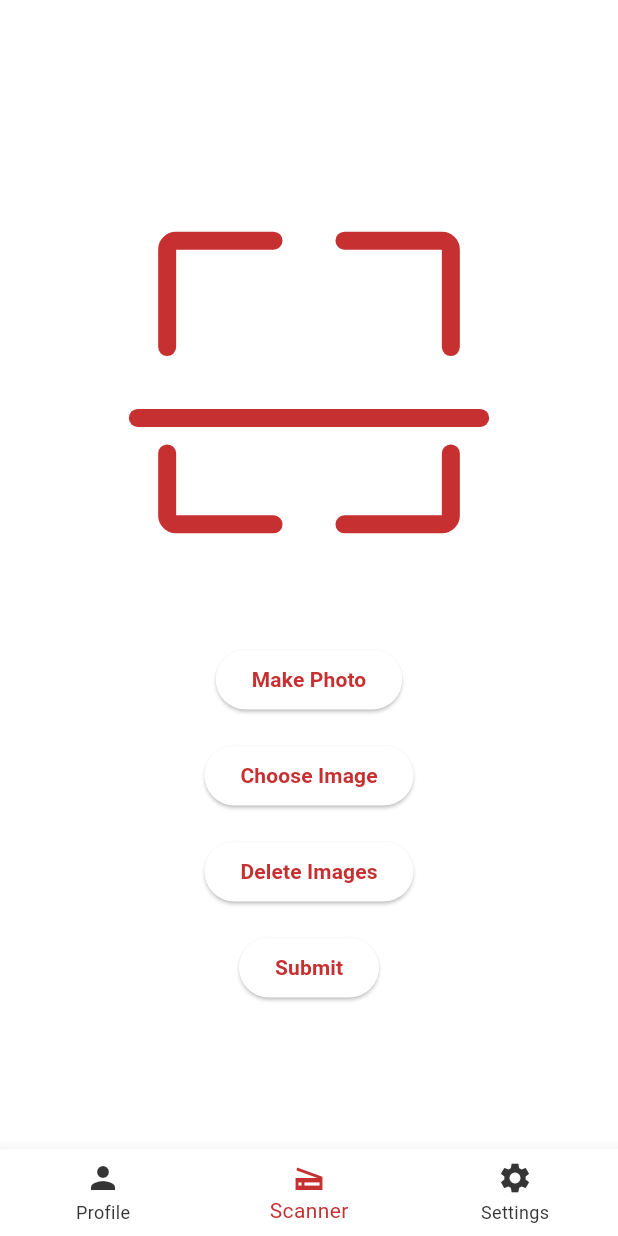
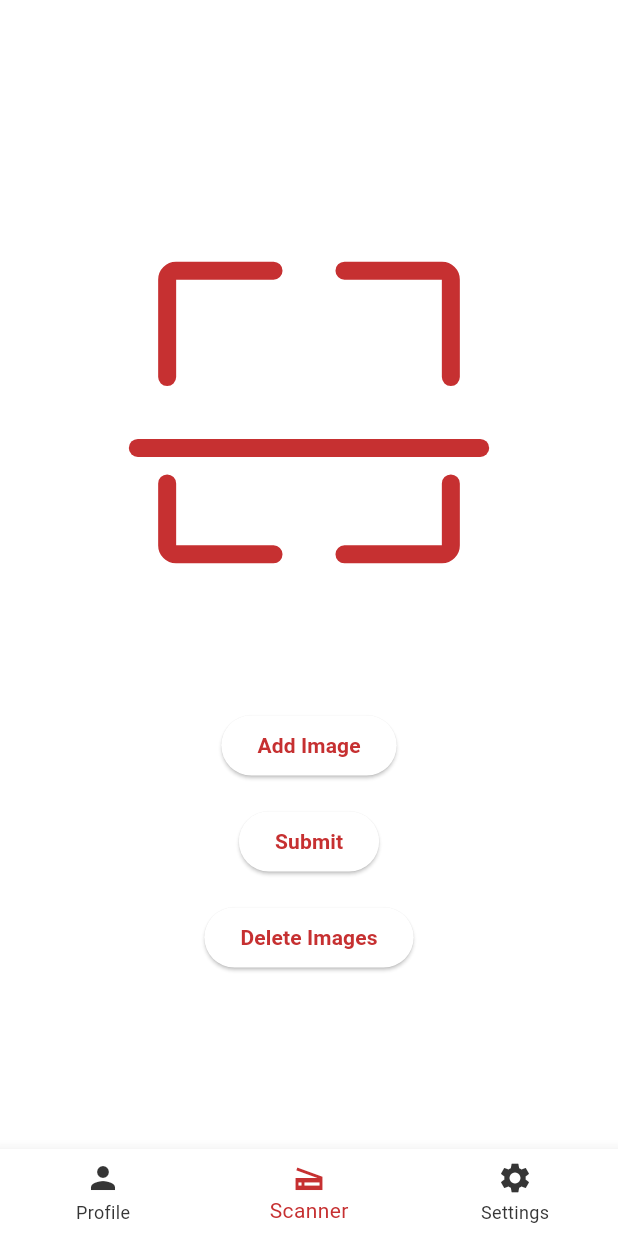
Before and after one commit to ShadowFox35/Keeper, a Flutter app: the ScannerScreen screen opened by its route, after a tap on "Submit", on a phone screen of 412 x 824 dp. Run offline on Flutter 3.47's test engine with Material 3 defaults, Android fonts, the phone set to English and light mode, and no system bars; our stand-ins replace auto_route, device_info_plus, dio, easy_localization, equatable, file_picker and 7 more; generated files the repository leaves out were written again; Roboto replaces fonts that are missing (Montserrat); statements that could not run were skipped; project files that could hold a hidden picture were left out.

Commit message:
add bottom sheet, loader and receipt_details_screen.dart layout

```diff
--- a/core_ui/lib/src/theme/app_colors.dart
+++ b/core_ui/lib/src/theme/app_colors.dart
@@ -14,9 +14,13 @@ abstract class AppColors {
 
   Color get accent;
 
+  Color get shadowAccent;
+
   Color get mainText;
 
   Color get subText;
+
+  Color get transparent;
 }
 
 class LightColors implements AppColors {
@@ -29,10 +33,16 @@ class LightColors implements AppColors {
   Color get accent => const Color(0xFFC63031);
 
   @override
+  Color get shadowAccent => const Color(0x12C63031);
+
+  @override
   Color get mainText => const Color(0xFF353535);
 
   @override
   Color get subText => const Color(0xFF929292);
+
+  @override
+  Color get transparent => const Color(0x00000000);
 }
 
 class DarkColors extends LightColors {
@@ -45,8 +55,14 @@ class DarkColors extends LightColors {
   Color get accent => const Color(0xFFA12828);
 
   @override
+  Color get shadowAccent => const Color(0x12A12828);
+
+  @override
   Color get mainText => const Color(0xFFFFFFFF);
 
   @override
   Color get subText => const Color(0xFF626161);
+
+  @override
+  Color get transparent => const Color(0x00000000);
 }
--- a/core_ui/lib/src/theme/app_theme.dart
+++ b/core_ui/lib/src/theme/app_theme.dart
@@ -16,6 +16,7 @@ final ThemeData lightTheme = ThemeData.light().copyWith(
   textTheme: _getTextTheme(_lightColors),
   iconTheme: _getIconTheme(_lightColors),
   primaryColor: _lightColors.accent,
+  cardColor: _lightColors.shadowAccent,
   colorScheme: ColorScheme.fromSwatch().copyWith(
     brightness: Brightness.light,
     secondary: _lightColors.accent,
@@ -36,6 +37,7 @@ final ThemeData darkTheme = ThemeData.dark().copyWith(
   textTheme: _getTextTheme(_darkColors),
   iconTheme: _getIconTheme(_darkColors),
   primaryColor: _darkColors.accent,
+  cardColor: _darkColors.shadowAccent,
   colorScheme: ColorScheme.fromSwatch().copyWith(
     brightness: Brightness.dark,
     secondary: _darkColors.accent,
--- a/core_ui/lib/src/widget/buttons/app_button.dart
+++ b/core_ui/lib/src/widget/buttons/app_button.dart
@@ -4,7 +4,11 @@ class AppButton extends StatelessWidget {
   final String title;
   final VoidCallback onPressed;
 
-  const AppButton({required this.title, required this.onPressed, super.key});
+  const AppButton({
+    required this.title,
+    required this.onPressed,
+    super.key,
+  });
 
   @override
   Widget build(BuildContext context) {
--- a/core_ui/lib/src/widget/widget.dart
+++ b/core_ui/lib/src/widget/widget.dart
@@ -1 +1,3 @@
+export 'app_bottom_sheet.dart';
+export 'app_loader.dart';
 export 'buttons/app_button.dart';
--- a/features/scanner/lib/src/scanner/bloc/scanner_cubit.dart
+++ b/features/scanner/lib/src/scanner/bloc/scanner_cubit.dart
@@ -2,6 +2,7 @@ import 'dart:convert';
 import 'dart:io';
 
 import 'package:core/core.dart';
+import 'package:core_ui/core_ui.dart';
 import 'package:domain/domain.dart';
 import 'package:navigation/navigation.dart';
 import 'package:scanner/scanner.dart';
@@ -30,11 +31,13 @@ class ScannerCubit extends Cubit<ScannerState> {
   Future<void> _init() async {}
 
   Future<void> handleDeleteImages() async {
+    print('handleDeleteImages');
     emit(
       state.copyWith(
         imagePath: null,
       ),
     );
+    print(state.imagePath);
   }
 
   Future<void> handleAddImageFromCamera() async {
@@ -74,12 +77,18 @@ class ScannerCubit extends Cubit<ScannerState> {
   Future<void> handleSubmitImages() async {
     if (state.imagePath != null) {
       try {
+        emit(state.copyWith(
+          isLoading: true,
+          imagePath: state.imagePath,
+        ));
         ReceiptEntity result = await _submitImageUseCase.execute(
           GetTransactionInfoPayload(base64image: await _convertImageToBase64()),
         );
-        await navigateToReceiptDetailsScreen(result);
+        navigateToReceiptDetailsScreen(result);
       } catch (e) {
         print(e.toString());
+      } finally {
+        emit(state.copyWith(isLoading: false));
       }
     }
   }
--- a/features/scanner/lib/src/scanner/bloc/scanner_state.dart
+++ b/features/scanner/lib/src/scanner/bloc/scanner_state.dart
@@ -1,10 +1,12 @@
 part of 'scanner_cubit.dart';
 
 class ScannerState {
+  final bool isLoading;
   final String? imagePath;
 
   ScannerState({
     required this.imagePath,
+    this.isLoading = false,
   });
 
   factory ScannerState.init() => ScannerState(
@@ -12,10 +14,12 @@ class ScannerState {
       );
 
   ScannerState copyWith({
+    bool? isLoading,
     String? imagePath,
   }) {
     return ScannerState(
       imagePath: imagePath ?? imagePath,
+      isLoading: isLoading ?? this.isLoading,
     );
   }
 }
--- a/features/scanner/lib/src/scanner/scanner_screen.dart
+++ b/features/scanner/lib/src/scanner/scanner_screen.dart
@@ -24,7 +24,9 @@ class ScannerScreen extends StatelessWidget {
           child: BlocBuilder<ScannerCubit, ScannerState>(
               builder: (BuildContext context, ScannerState state) {
             return SingleChildScrollView(
-              child: Column(
+              child: state.isLoading
+                  ? const AppLoader()
+                  : Column(
                       mainAxisAlignment: MainAxisAlignment.center,
                       children: <Widget>[
                         Padding(
@@ -45,26 +47,22 @@ class ScannerScreen extends StatelessWidget {
                                   width: 300.0,
                                 ),
                         ),
+                        const SizedBox(height: 24.0),
                         AppButton(
-                    title: 'Make Photo',
-                    onPressed:
-                        context.read<ScannerCubit>().handleAddImageFromCamera,
+                          title: 'Add Image',
+                          onPressed: () => handleAddImages(context),
                         ),
                         const SizedBox(height: 16.0),
                         AppButton(
-                    title: 'Choose Image',
+                          title: 'Submit',
                           onPressed:
-                        context.read<ScannerCubit>().handleAddImageFromStorage,
+                              context.read<ScannerCubit>().handleSubmitImages,
                         ),
                         const SizedBox(height: 16.0),
                         AppButton(
                           title: 'Delete Images',
-                    onPressed: context.read<ScannerCubit>().handleDeleteImages,
-                  ),
-                  const SizedBox(height: 16.0),
-                  AppButton(
-                    title: 'Submit',
-                    onPressed: context.read<ScannerCubit>().handleSubmitImages,
+                          onPressed:
+                              context.read<ScannerCubit>().handleDeleteImages,
                         ),
                         const SizedBox(height: 16.0),
                       ],
@@ -75,4 +73,21 @@ class ScannerScreen extends StatelessWidget {
       ),
     );
   }
+
+  void handleAddImages(BuildContext context) {
+    void closeBottomSheetAnd(Function action) {
+      action();
+      Navigator.of(context).pop();
     }
+
+    showModalBottomSheet(
+      context: context,
+      builder: (_) => AppBottomSheetWidget(
+        onCameraPressed: () => closeBottomSheetAnd(
+            () => context.read<ScannerCubit>().handleAddImageFromCamera()),
+        onStoragePressed: () => closeBottomSheetAnd(
+            () => context.read<ScannerCubit>().handleAddImageFromStorage()),
+      ),
+    );
+  }
+}
```
Also changed, not shown: core_ui/lib/src/widget/app_bottom_sheet.dart (added, +32 -0 lines), core_ui/lib/src/widget/app_loader.dart (added, +16 -0 lines), data/lib/src/models/receipt_model.dart (+5 -4 lines), features/scanner/lib/src/receipt/receipt_details_row.dart (+11 -20 lines), features/scanner/lib/src/receipt/receipt_details_screen.dart (+2 -34 lines). Lines whose indentation alone changed are shown as unchanged.
